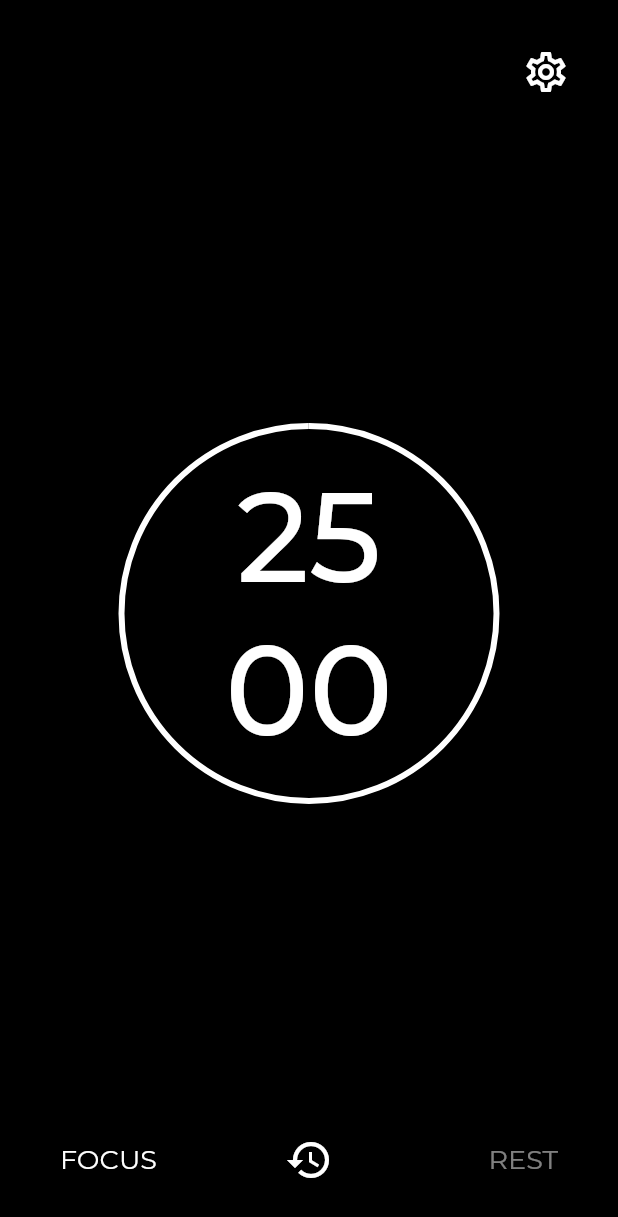
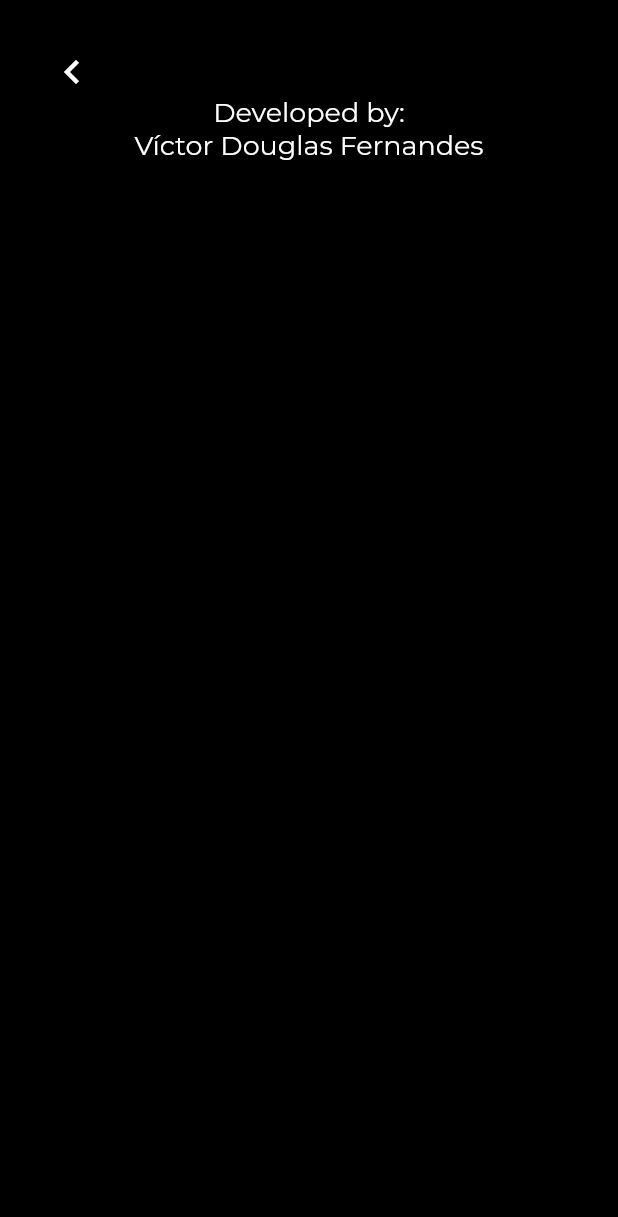
Before and after one commit to VictorDouglasFernandes/pomodoro_to_do_app, a Flutter app: the screen it shows after launch, after a tap on the "settings" icon, on a phone screen of 412 x 824 dp. Shown: the top 1217 px of the screen. Run offline on Flutter 3.47's test engine with Material 2 defaults, Android fonts, the phone set to English and light mode, and no system bars; our stand-ins replace flutter_local_notifications, flutter_mobx, mobx; generated files the repository leaves out were written again; project files that could hold a hidden picture were left out.

Commit message:
🚧 Create settings page

```diff
--- a/lib/main.dart
+++ b/lib/main.dart
@@ -1,6 +1,7 @@
 import 'package:flutter/material.dart';
 import 'package:pomodoro_to_do_app/src/features/home/view/home_page.dart';
 import 'package:pomodoro_to_do_app/src/features/notification/services/notification_service.dart';
+import 'package:pomodoro_to_do_app/src/features/settings/view/settings_page.dart';
 
 void main() async {
   WidgetsFlutterBinding.ensureInitialized();
@@ -19,7 +20,7 @@ class MyApp extends StatelessWidget {
       initialRoute: 'home',
       routes: {
         'home': (_) => const HomePage(),
-        //'settings': (_) => const SettingsPage(),
+        'settings': (_) => const SettingsPage(),
       },
     );
   }
--- a/lib/src/features/home/controllers/home_controller.dart
+++ b/lib/src/features/home/controllers/home_controller.dart
@@ -1,7 +1,7 @@
 import 'dart:async';
 
 import 'package:mobx/mobx.dart';
-import 'package:pomodoro_to_do_app/src/features/home/entities/enums/clock_status.dart';
+import 'package:pomodoro_to_do_app/src/features/home/entities/enums/clock_type.dart';
 import 'package:pomodoro_to_do_app/src/features/home/entities/enums/time_type.dart';
 import 'package:pomodoro_to_do_app/src/features/notification/services/notification_service.dart';
 
--- a/lib/src/features/home/view/home_page_body.dart
+++ b/lib/src/features/home/view/home_page_body.dart
@@ -3,7 +3,7 @@ import 'package:flutter_mobx/flutter_mobx.dart';
 import 'package:pomodoro_to_do_app/src/commons/palette.dart';
 import 'package:pomodoro_to_do_app/src/commons/text_styles.dart';
 import 'package:pomodoro_to_do_app/src/features/home/controllers/home_controller.dart';
-import 'package:pomodoro_to_do_app/src/features/home/entities/enums/clock_status.dart';
+import 'package:pomodoro_to_do_app/src/features/home/entities/enums/clock_type.dart';
 import 'package:pomodoro_to_do_app/src/features/home/entities/enums/time_type.dart';
 
 class HomePageBody extends StatefulWidget {
@@ -58,7 +58,7 @@ class _HomePageBodyState extends State<HomePageBody> {
   }
 
   void _onTapConfigureIcon() {
-    //Navigator.pushNamed(context, 'settings');
+    Navigator.pushNamed(context, 'settings');
   }
 
   Widget _buildActionClock() {
--- /dev/null
+++ b/lib/src/features/settings/controllers/settings_controller.dart
@@ -0,0 +1,7 @@
+import 'package:mobx/mobx.dart';
+
+part 'settings_controller.g.dart';
+
+class SettingsController = SettingsControllerBase with _$SettingsController;
+
+abstract class SettingsControllerBase with Store {}
--- /dev/null
+++ b/lib/src/features/settings/view/settings_page.dart
@@ -0,0 +1,24 @@
+import 'package:flutter/material.dart';
+import 'package:pomodoro_to_do_app/src/commons/palette.dart';
+import 'package:pomodoro_to_do_app/src/features/settings/view/settings_page_body.dart';
+
+class SettingsPage extends StatefulWidget {
+  const SettingsPage({Key? key}) : super(key: key);
+
+  @override
+  State<SettingsPage> createState() => _SettingsPageState();
+}
+
+class _SettingsPageState extends State<SettingsPage> {
+  @override
+  Widget build(BuildContext context) {
+    return Scaffold(
+      body: Container(
+        color: Palette.black,
+        child: const SafeArea(
+          child: SettingsPageBody(),
+        ),
+      ),
+    );
+  }
+}
--- /dev/null
+++ b/lib/src/features/settings/view/settings_page_body.dart
@@ -0,0 +1,57 @@
+import 'package:flutter/material.dart';
+import 'package:pomodoro_to_do_app/src/commons/palette.dart';
+import 'package:pomodoro_to_do_app/src/commons/text_styles.dart';
+
+class SettingsPageBody extends StatefulWidget {
+  const SettingsPageBody({Key? key}) : super(key: key);
+
+  @override
+  State<SettingsPageBody> createState() => _SettingsPageBodyState();
+}
+
+class _SettingsPageBodyState extends State<SettingsPageBody> {
+  @override
+  Widget build(BuildContext context) {
+    return Padding(
+      padding: const EdgeInsets.all(32.0),
+      child: Column(
+        crossAxisAlignment: CrossAxisAlignment.stretch,
+        children: [
+          _buildBackIcon(),
+          _buildCreatorPanel(),
+        ],
+      ),
+    );
+  }
+
+  Widget _buildBackIcon() {
+    return Row(
+      children: [
+        Material(
+          color: Colors.transparent,
+          child: InkWell(
+            splashColor: Palette.main,
+            onTap: _onTapBackIcon,
+            child: const Icon(
+              Icons.chevron_left,
+              size: 32.0,
+              color: Palette.white,
+            ),
+          ),
+        ),
+      ],
+    );
+  }
+
+  void _onTapBackIcon() => Navigator.pop(context);
+
+  Widget _buildCreatorPanel() {
+    return Container(
+      child: const Text(
+        'Developed by:\nVíctor Douglas Fernandes',
+        style: montserrat18RegularWhite,
+        textAlign: TextAlign.center,
+      ),
+    );
+  }
+}
```
Also changed, not shown: lib/src/features/home/entities/enums/clock_type.dart (renamed from lib/src/features/home/entities/enums/clock_status.dart).
